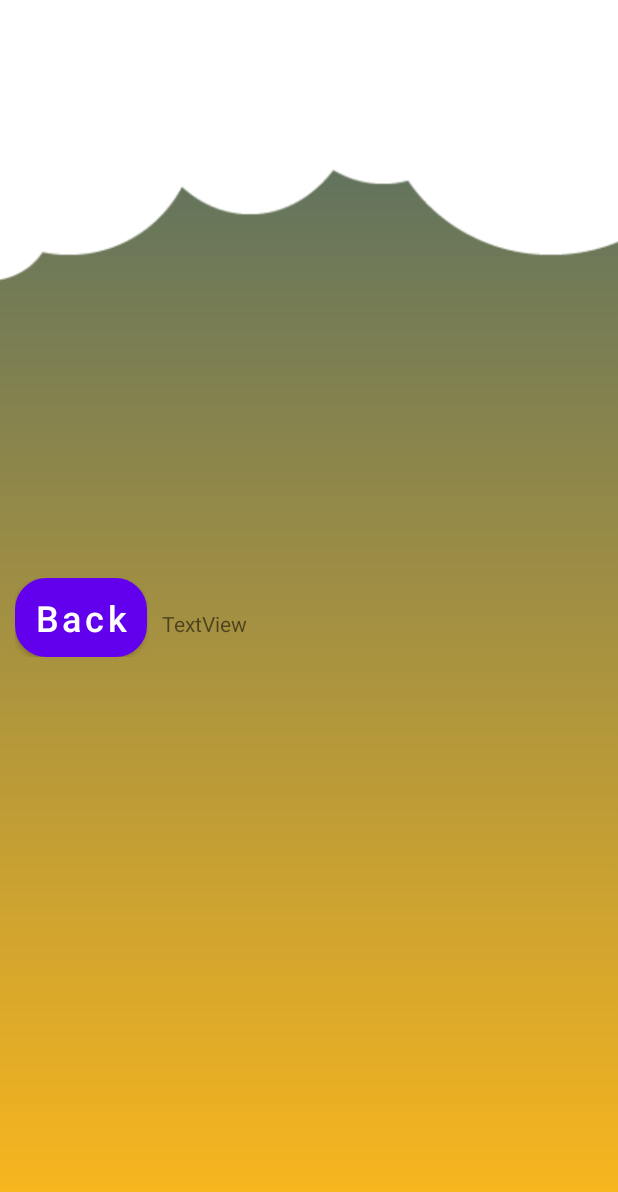
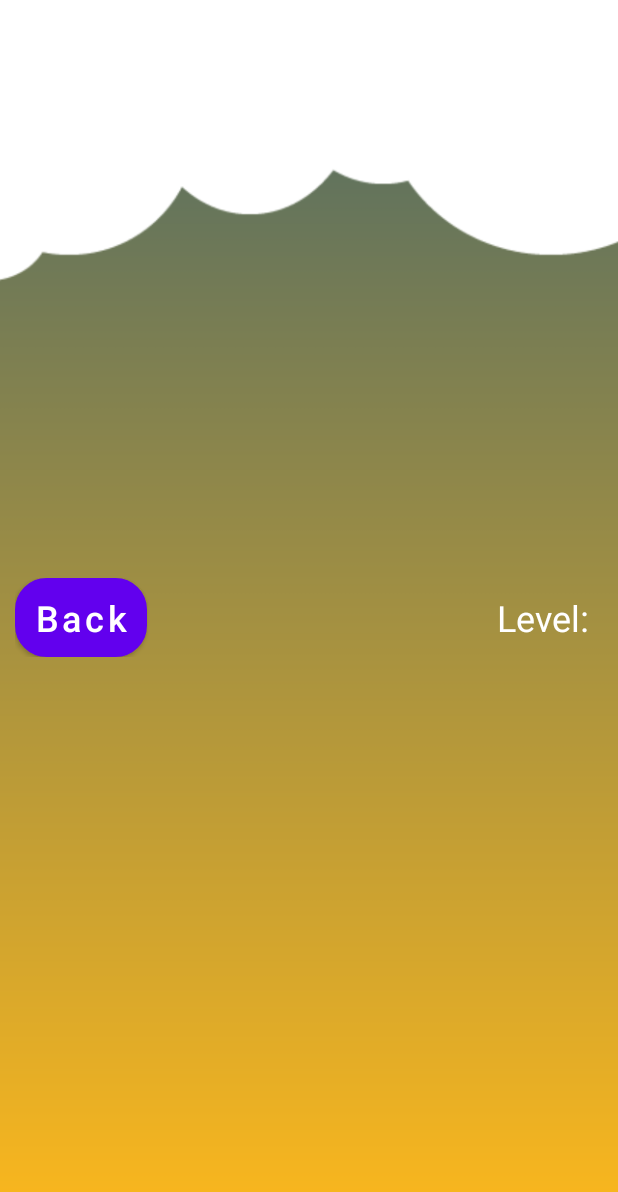
Before and after one commit to mezgoodle/QuizGame, an Android app: the Level1 screen opened directly, with no data from a screen before it, on a phone screen of 412 x 824 dp. Shown: the top 1192 px of the screen. Run offline under Robolectric (Android 15) with nearby library versions, the phone set to English and light mode, and no system bars.

Commit message:
Update textView

```diff
--- a/app/src/main/res/layout/universal.xml
+++ b/app/src/main/res/layout/universal.xml
@@ -51,7 +51,12 @@
                     android:layout_width="wrap_content"
                     android:layout_height="wrap_content"
                     android:layout_weight="1"
-                    android:text="TextView" />
+                    android:text="@string/level"
+                    android:textSize="24sp"
+                    android:textColor="@color/white"
+                    android:gravity="right"
+                    android:padding="10dp"
+                    />
             </LinearLayout>
         </LinearLayout>
     </LinearLayout>
--- a/app/src/main/res/values/strings.xml
+++ b/app/src/main/res/values/strings.xml
@@ -2,4 +2,5 @@
     <string name="app_name">QuizGame</string>
     <string name="start">Start</string>
     <string name="back">Back</string>
+    <string name="level">Level:</string>
 </resources>
```
